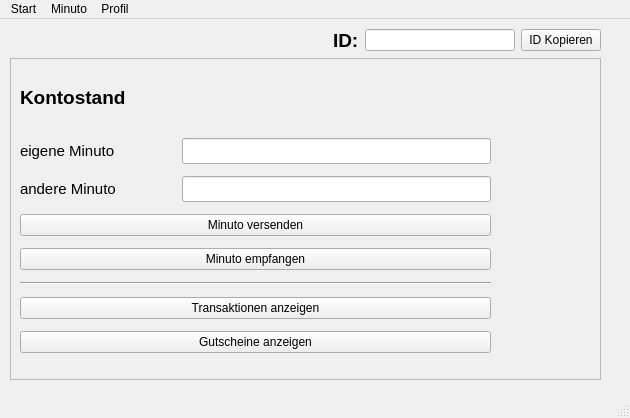
minutogit/eMinuto-Desktop-Prototype, file src/gui/qt/ui_components/main_window.ui: the form before one commit.
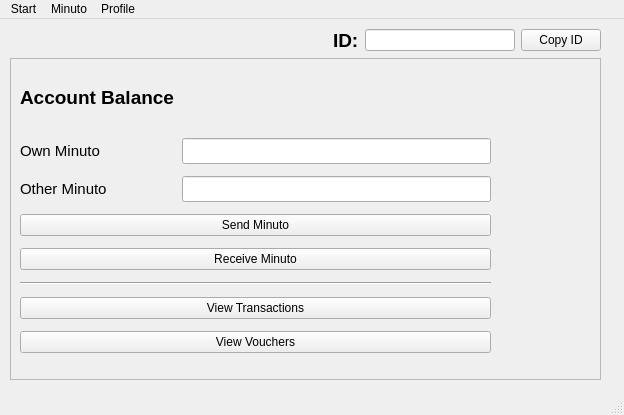
The form after the commit. Icons and pictures are not drawn.

The edit to the form file:
```diff
--- a/src/gui/qt/ui_components/main_window.ui
+++ b/src/gui/qt/ui_components/main_window.ui
@@ -6,8 +6,8 @@
    <rect>
     <x>0</x>
     <y>0</y>
-    <width>630</width>
-    <height>418</height>
+    <width>624</width>
+    <height>415</height>
    </rect>
   </property>
   <property name="windowTitle">
@@ -101,7 +101,7 @@
           <string>Kopieren</string>
          </property>
          <property name="text">
-          <string>ID Kopieren</string>
+          <string>Copy ID</string>
          </property>
          <property name="icon">
           <iconset>
@@ -131,7 +131,7 @@
        <property name="frameShadow">
         <enum>QFrame::Raised</enum>
        </property>
-       <widget class="QWidget" name="layoutWidget">
+       <widget class="QWidget" name="layoutWidget1">
         <property name="geometry">
          <rect>
           <x>10</x>
@@ -155,7 +155,7 @@
             </font>
            </property>
            <property name="text">
-            <string>Kontostand</string>
+            <string>Account Balance</string>
            </property>
           </widget>
          </item>
@@ -175,7 +175,7 @@
               </font>
              </property>
              <property name="text">
-              <string>eigene Minuto</string>
+              <string>Own Minuto</string>
              </property>
             </widget>
            </item>
@@ -212,7 +212,7 @@
               </font>
              </property>
              <property name="text">
-              <string>andere Minuto</string>
+              <string>Other Minuto</string>
              </property>
             </widget>
            </item>
@@ -236,14 +236,14 @@
          <item>
           <widget class="QPushButton" name="pushButton_send_minuto">
            <property name="text">
-            <string>Minuto versenden</string>
+            <string>Send Minuto</string>
            </property>
           </widget>
          </item>
          <item>
           <widget class="QPushButton" name="pushButton_receive_minuto">
            <property name="text">
-            <string>Minuto empfangen</string>
+            <string>Receive Minuto</string>
            </property>
           </widget>
          </item>
@@ -257,14 +257,14 @@
          <item>
           <widget class="QPushButton" name="pushButton_show_transactions">
            <property name="text">
-            <string>Transaktionen anzeigen</string>
+            <string>View Transactions</string>
            </property>
           </widget>
          </item>
          <item>
           <widget class="QPushButton" name="pushButton_show_vouchers">
            <property name="text">
-            <string>Gutscheine anzeigen</string>
+            <string>View Vouchers</string>
            </property>
           </widget>
          </item>
@@ -280,7 +280,7 @@
     <rect>
      <x>0</x>
      <y>0</y>
-     <width>630</width>
+     <width>624</width>
      <height>22</height>
     </rect>
    </property>
@@ -293,7 +293,7 @@
    </widget>
    <widget class="QMenu" name="menuProfile">
     <property name="title">
-     <string>Profil</string>
+     <string>Profile</string>
     </property>
     <addaction name="actionCreateProfile"/>
     <addaction name="actionEditProfile"/>
```
Left out of the diff: 33 changed lines with no effect on the pictures.
